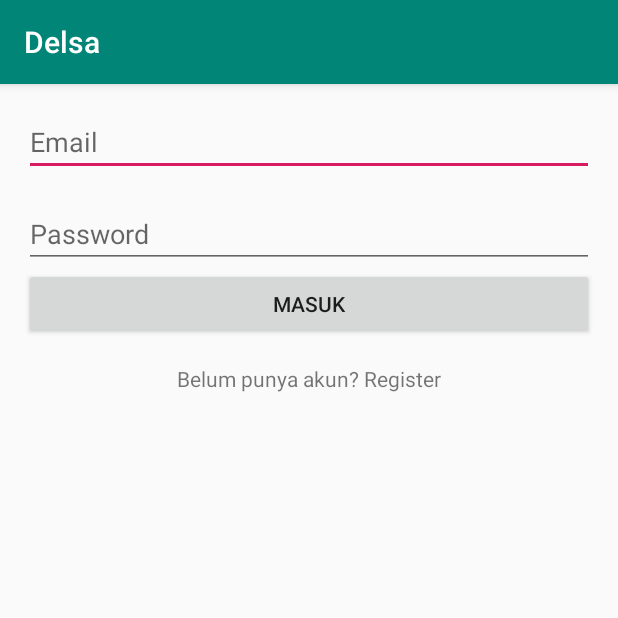
After one commit to havidalbar/Delsa, an Android app: the LoginActivity screen opened directly, with no data from a screen before it, on a phone screen of 412 x 824 dp, the top half of it. The commit adds this screen. Run offline under Robolectric (Android 15) with nearby library versions, the phone set to English and light mode, and no system bars; our stand-ins replace Firebase (no records; nobody signed in at launch, a user with empty details on screens opened directly); 1 statement that could not run was skipped.

Commit message:
Auth Logic

```diff
--- /dev/null
+++ b/app/src/main/java/com/example/delsa/activities/LoginActivity.java
@@ -0,0 +1,130 @@
+package com.example.delsa.activities;
+
+import androidx.annotation.NonNull;
+import androidx.appcompat.app.AppCompatActivity;
+
+import android.content.Intent;
+import android.os.Bundle;
+import android.view.View;
+import android.widget.Button;
+import android.widget.EditText;
+import android.widget.TextView;
+
+import com.example.delsa.R;
+import com.example.delsa.data.dataJawaTimur;
+import com.google.android.gms.tasks.OnCompleteListener;
+import com.google.android.gms.tasks.Task;
+import com.google.firebase.auth.AuthResult;
+import com.google.firebase.auth.FirebaseAuth;
+import com.google.firebase.auth.FirebaseUser;
+import com.google.firebase.database.DataSnapshot;
+import com.google.firebase.database.DatabaseError;
+import com.google.firebase.database.DatabaseReference;
+import com.google.firebase.database.FirebaseDatabase;
+import com.google.firebase.database.ValueEventListener;
+
+public class LoginActivity extends AppCompatActivity implements View.OnClickListener {
+
+    private EditText etEmailLogin, etPasswordLogin;
+    private Button btnLogin;
+    private TextView tvGoregis;
+    private FirebaseAuth auth;
+
+    @Override
+    protected void onCreate(Bundle savedInstanceState) {
+        super.onCreate(savedInstanceState);
+        setContentView(R.layout.activity_login);
+
+        etEmailLogin = findViewById(R.id.et_emailLogin);
+        etPasswordLogin = findViewById(R.id.et_passwordLogin);
+
+        btnLogin = findViewById(R.id.btn_Login);
+        btnLogin.setOnClickListener(this);
+
+        tvGoregis = findViewById(R.id.tv_goRegis);
+        tvGoregis.setOnClickListener(this);
+
+        auth = FirebaseAuth.getInstance();
+
+    }
+
+    @Override
+    public void onClick(View view) {
+        switch (view.getId()){
+            case R.id.btn_Login:
+                String email = etEmailLogin.getText().toString();
+                String password = etPasswordLogin.getText().toString();
+
+                loginUser(email, password);
+                break;
+
+            case R.id.tv_goRegis:
+                Intent regisIntent = new Intent(this, RegisterActivity.class);
+                startActivity(regisIntent);
+                break;
+        }
+    }
+
+    private void loginUser(String email, String password) {
+        auth.signInWithEmailAndPassword(email, password).addOnCompleteListener(LoginActivity.this, new OnCompleteListener<AuthResult>() {
+            @Override
+            public void onComplete(@NonNull Task<AuthResult> task) {
+                if (task.isSuccessful()){
+                    FirebaseUser currentUser = FirebaseAuth.getInstance().getCurrentUser();
+                    String uid = currentUser.getUid();
+
+                    DatabaseReference databaseReference = FirebaseDatabase.getInstance().getReference().child("Users").child(uid);
+
+                    databaseReference.addListenerForSingleValueEvent(new ValueEventListener() {
+                        @Override
+                        public void onDataChange(@NonNull DataSnapshot dataSnapshot) {
+                            String nama = dataSnapshot.child("nama").getValue().toString();
+
+                            if (checkAdmin(nama)){
+                                Intent intent = new Intent(LoginActivity.this, MenuAdminActivity.class);
+                                startActivity(intent);
+                                finish();
+                            } else {
+                                Intent intent = new Intent(LoginActivity.this, MenuActivity.class);
+                                startActivity(intent);
+                                finish();
+                            }
+                        }
+
+                        @Override
+                        public void onCancelled(@NonNull DatabaseError databaseError) {
+
+                        }
+                    });
+                }
+                else {
+
+                }
+            }
+        });
+    }
+
+    private boolean checkAdmin(String nama) {
+        boolean checkKota = false;
+        dataJawaTimur dt = new dataJawaTimur();
+        for (String kotaJatim : dt.kota){
+
+            if (nama.equalsIgnoreCase(kotaJatim)){
+                checkKota = true;
+            }
+        }
+        return checkKota;
+    }
+
+    @Override
+    protected void onStart() {
+        super.onStart();
+        FirebaseUser currentUser = auth.getCurrentUser();
+
+        if (currentUser != null){
+            Intent intent = new Intent(LoginActivity.this, MenuActivity.class);
+            startActivity(intent);
+            finish();
+        }
+    }
+}
--- /dev/null
+++ b/app/src/main/res/layout/activity_login.xml
@@ -0,0 +1,49 @@
+<?xml version="1.0" encoding="utf-8"?>
+<LinearLayout xmlns:android="http://schemas.android.com/apk/res/android"
+    xmlns:app="http://schemas.android.com/apk/res-auto"
+    xmlns:tools="http://schemas.android.com/tools"
+    android:layout_width="match_parent"
+    android:layout_height="match_parent"
+    android:orientation="vertical"
+    android:padding="16dp"
+    tools:context=".activities.LoginActivity">
+
+    <EditText
+        android:layout_width="match_parent"
+        android:layout_height="wrap_content"
+        android:hint="Email"
+        android:id="@+id/et_emailLogin"/>
+
+    <EditText
+        android:layout_width="match_parent"
+        android:layout_height="wrap_content"
+        android:layout_marginTop="16dp"
+        android:hint="Password"
+        android:id="@+id/et_passwordLogin"/>
+
+    <Button
+        android:layout_width="match_parent"
+        android:layout_height="wrap_content"
+        android:text="Masuk"
+        android:id="@+id/btn_Login"/>
+
+    <LinearLayout
+        android:layout_width="match_parent"
+        android:layout_height="wrap_content"
+        android:gravity="center_horizontal"
+        android:layout_marginTop="16dp"
+        android:orientation="horizontal">
+
+        <TextView
+            android:layout_width="wrap_content"
+            android:layout_height="wrap_content"
+            android:text="Belum punya akun? "/>
+
+        <TextView
+            android:layout_width="wrap_content"
+            android:layout_height="wrap_content"
+            android:text="Register"
+            android:id="@+id/tv_goRegis"/>
+    </LinearLayout>
+
+</LinearLayout>
```
Also changed, not shown: app/src/main/AndroidManifest.xml (+9 -4 lines), app/src/main/java/com/example/delsa/MainActivity.java (+25 -1 lines), app/src/main/java/com/example/delsa/POJO/User.java (added, +44 -0 lines), app/src/main/java/com/example/delsa/activities/MenuActivity.java (added, +39 -0 lines), app/src/main/java/com/example/delsa/activities/MenuAdminActivity.java (added, +35 -0 lines), app/src/main/java/com/example/delsa/activities/RegisterActivity.java (added, +157 -0 lines), app/src/main/java/com/example/delsa/data/dataJawaTimur.java (added, +13 -0 lines), app/src/main/res/layout/activity_main.xml (+6 -9 lines), app/src/main/res/layout/activity_menu.xml (added, +23 -0 lines), app/src/main/res/layout/activity_menu_admin.xml (added, +23 -0 lines), app/src/main/res/layout/activity_register.xml (added, +54 -0 lines).
